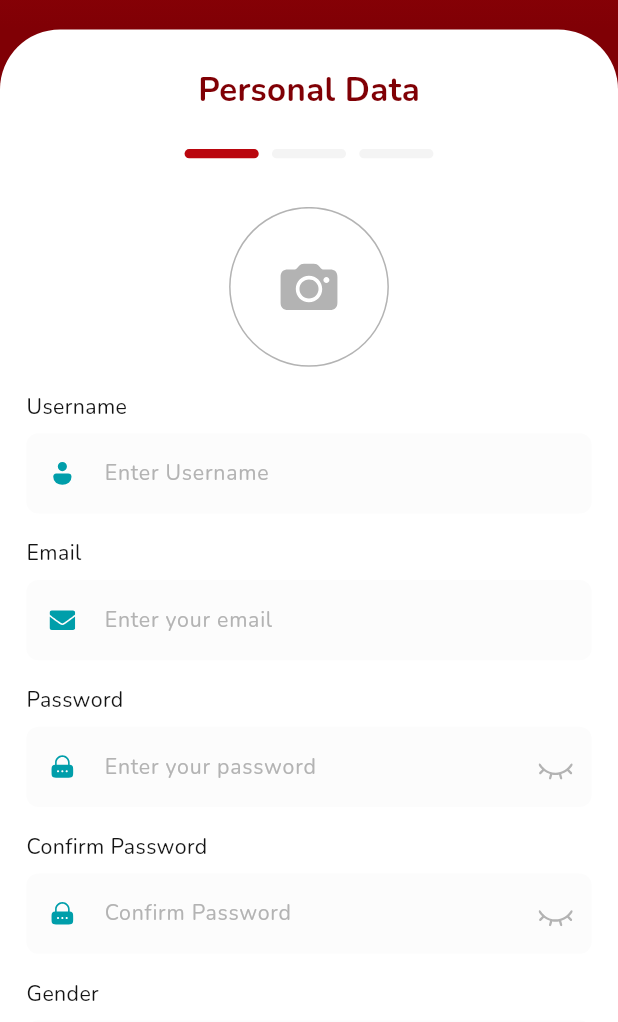
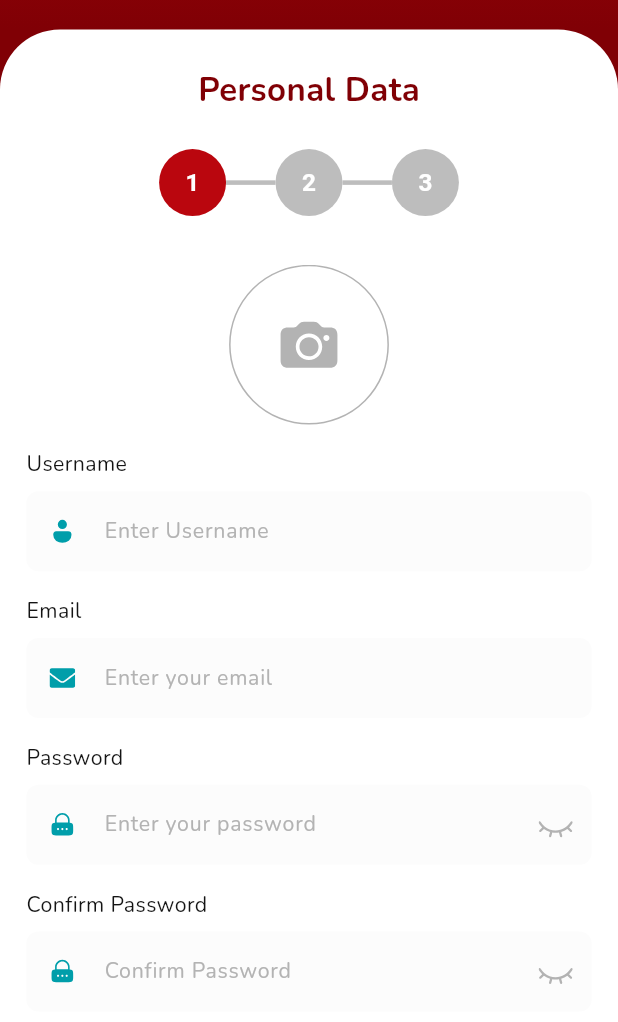
Before and after one commit to AmrMohamed97/captain_masr_driver, a Flutter app: the RegisterView screen opened directly, on a phone screen of 412 x 824 dp, the part 214-1236 px from its top. Run offline on Flutter 3.47's test engine with Material 3 defaults, Android fonts, the phone set to English and light mode, and no system bars; drawn by our look-alikes of modal_progress_hud_nsn; our stand-ins replace cached_network_image, carousel_slider, dartz, dio, firebase_core, firebase_database and 21 more; accounts and stored records are empty.

Commit message:
edit register part2

```diff
--- a/lib/features/register/presentation/widgets/register_page_indicator.dart
+++ b/lib/features/register/presentation/widgets/register_page_indicator.dart
@@ -13,25 +13,43 @@ class RegisterPageIndicators extends StatelessWidget {
         final cubit = context.read<RegisterCubit>();
         return Row(
           mainAxisAlignment: MainAxisAlignment.center,
-          children: List.generate(
-            3,
-            (index) {
-              return AnimatedContainer(
-                duration: const Duration(milliseconds: 500),
-                width: 45.rW(context),
-                height: 6.rH(context),
-                margin: EdgeInsets.symmetric(horizontal: 4.rW(context)),
-                decoration: BoxDecoration(
-                  color: cubit.pageIndex >= index
-                      ? AppColors.primary
-                      : AppColors.grey2,
-                  borderRadius: BorderRadius.circular(20),
-                ),
-              );
-            },
-          ),
+          children: [
+            _buildStepCircle(context, step: 1, isActive: cubit.pageIndex >= 0),
+            _buildLine(context, isActive: cubit.pageIndex >= 1),
+            _buildStepCircle(context, step: 2, isActive: cubit.pageIndex >= 1),
+            _buildLine(context, isActive: cubit.pageIndex >= 2),
+            _buildStepCircle(context, step: 3, isActive: cubit.pageIndex >= 2),
+          ],
         );
       },
     );
   }
+
+  Widget _buildStepCircle(BuildContext context, {required int step, required bool isActive}) {
+    return Container(
+      width: 44.rH(context),
+      height: 44.rH(context),
+      decoration: BoxDecoration(
+        color: isActive ? AppColors.primary : Colors.grey.shade400,
+        shape: BoxShape.circle,
+      ),
+      alignment: Alignment.center,
+      child: Text(
+        step.toString(),
+        style: TextStyle(
+          color: Colors.white,
+          fontSize: 16.rH(context),
+          fontWeight: FontWeight.bold,
+        ),
+      ),
+    );
+  }
+
+  Widget _buildLine(BuildContext context, {required bool isActive}) {
+    return Container(
+      width: 30.rW(context),
+      height: 3.rH(context),
+      color: isActive ? AppColors.primary : Colors.grey.shade400,
+    );
+  }
 }
```
